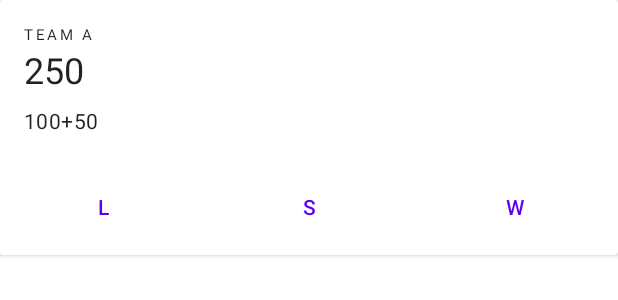
After one commit to SleepTimeGRT/TichuCalculator, an Android app: the layout point_editor_card_layout.xml on its own in the app's theme, with its tools: preview values and no code run, on a phone screen of 412 x 824 dp. The commit adds this screen. Shown: the top 300 px of the screen. Run offline under Robolectric (Android 15) with nearby library versions, the phone set to English and light mode, and no system bars.

Commit message:
feature: add Views

```diff
--- a/app/src/main/AndroidManifest.xml
+++ b/app/src/main/AndroidManifest.xml
@@ -3,13 +3,14 @@
     package="kr.minchulkim.tichucalculator">
 
     <application
+        android:name=".TichuCalculator"
         android:allowBackup="true"
         android:icon="@mipmap/ic_launcher"
         android:label="@string/app_name"
         android:roundIcon="@mipmap/ic_launcher_round"
         android:supportsRtl="true"
         android:theme="@style/Theme.TichuCalculator">
-        <activity android:name=".MainActivity">
+        <activity android:name=".presentation.MainActivity">
             <intent-filter>
                 <action android:name="android.intent.action.MAIN" />
 
--- /dev/null
+++ b/app/src/main/java/kr/minchulkim/tichucalculator/TichuCalculator.kt
@@ -0,0 +1,6 @@
+package kr.minchulkim.tichucalculator
+
+import android.app.Application
+
+class TichuCalculator : Application() {
+}
--- a/app/src/main/java/kr/minchulkim/tichucalculator/MainActivity.kt
+++ b/app/src/main/java/kr/minchulkim/tichucalculator/presentation/MainActivity.kt
@@ -1,11 +1,12 @@
-package kr.minchulkim.tichucalculator
+package kr.minchulkim.tichucalculator.presentation
 
 import androidx.appcompat.app.AppCompatActivity
 import android.os.Bundle
+import kr.minchulkim.tichucalculator.R
 
 class MainActivity : AppCompatActivity() {
     override fun onCreate(savedInstanceState: Bundle?) {
         super.onCreate(savedInstanceState)
-        setContentView(R.layout.activity_main)
+        setContentView(R.layout.main_activity)
     }
 }
--- /dev/null
+++ b/app/src/main/res/layout/point_editor_card_layout.xml
@@ -0,0 +1,81 @@
+<?xml version="1.0" encoding="utf-8"?>
+<androidx.cardview.widget.CardView xmlns:android="http://schemas.android.com/apk/res/android"
+    xmlns:app="http://schemas.android.com/apk/res-auto"
+    xmlns:tools="http://schemas.android.com/tools"
+    android:layout_width="match_parent"
+    android:layout_height="wrap_content"
+    app:contentPaddingBottom="8dp"
+    app:contentPaddingTop="16dp"
+    tools:layout_marginEnd="@dimen/horizontal_margin"
+    tools:layout_marginStart="@dimen/horizontal_margin"
+    tools:layout_marginTop="16dp">
+
+    <androidx.constraintlayout.widget.ConstraintLayout
+        android:layout_width="match_parent"
+        android:layout_height="wrap_content">
+
+        <TextView
+            android:id="@+id/team"
+            android:layout_width="wrap_content"
+            android:layout_height="wrap_content"
+            android:layout_marginStart="@dimen/horizontal_margin"
+            android:textAppearance="@style/TextAppearance.MaterialComponents.Overline"
+            app:layout_constraintStart_toStartOf="parent"
+            app:layout_constraintTop_toTopOf="parent"
+            tools:text="Team A" />
+
+        <TextView
+            android:id="@+id/point"
+            android:layout_width="wrap_content"
+            android:layout_height="wrap_content"
+            android:layout_marginStart="@dimen/horizontal_margin"
+            android:textAppearance="@style/TextAppearance.MaterialComponents.Headline5"
+            app:layout_constraintStart_toStartOf="parent"
+            app:layout_constraintTop_toBottomOf="@+id/team"
+            tools:text="250" />
+
+        <TextView
+            android:id="@+id/point_description"
+            android:layout_width="wrap_content"
+            android:layout_height="wrap_content"
+            android:layout_marginStart="@dimen/horizontal_margin"
+            android:layout_marginTop="8dp"
+            android:textAppearance="@style/TextAppearance.MaterialComponents.Body2"
+            app:layout_constraintStart_toStartOf="parent"
+            app:layout_constraintTop_toBottomOf="@+id/point"
+            tools:text="100+50" />
+
+        <Button
+            android:id="@+id/a_large_tichu_checked_text_view"
+            style="@style/Widget.MaterialComponents.Button.TextButton"
+            android:layout_width="0dp"
+            android:layout_height="wrap_content"
+            android:layout_marginTop="24dp"
+            android:text="@string/large_tichu"
+            app:layout_constraintBottom_toBottomOf="parent"
+            app:layout_constraintEnd_toStartOf="@id/a_small_tichu_checked_text_view"
+            app:layout_constraintHorizontal_chainStyle="spread"
+            app:layout_constraintStart_toStartOf="parent"
+            app:layout_constraintTop_toBottomOf="@+id/point_description" />
+
+        <Button
+            android:id="@+id/a_small_tichu_checked_text_view"
+            style="@style/Widget.MaterialComponents.Button.TextButton"
+            android:layout_width="0dp"
+            android:layout_height="wrap_content"
+            android:text="@string/small_tichu"
+            app:layout_constraintBaseline_toBaselineOf="@id/a_large_tichu_checked_text_view"
+            app:layout_constraintEnd_toStartOf="@id/a_one_two_tichu_checked_text_view"
+            app:layout_constraintStart_toEndOf="@id/a_large_tichu_checked_text_view" />
+
+        <Button
+            android:id="@+id/a_one_two_tichu_checked_text_view"
+            style="@style/Widget.MaterialComponents.Button.TextButton"
+            android:layout_width="0dp"
+            android:layout_height="wrap_content"
+            android:text="@string/one_two"
+            app:layout_constraintBaseline_toBaselineOf="@id/a_large_tichu_checked_text_view"
+            app:layout_constraintEnd_toEndOf="parent"
+            app:layout_constraintStart_toEndOf="@id/a_small_tichu_checked_text_view" />
+    </androidx.constraintlayout.widget.ConstraintLayout>
+</androidx.cardview.widget.CardView>
--- /dev/null
+++ b/app/src/main/res/values/dimens.xml
@@ -0,0 +1,5 @@
+<?xml version="1.0" encoding="utf-8"?>
+<resources>
+    <dimen name="horizontal_margin">16dp</dimen>
+    <dimen name="horizontal_gutter">16dp</dimen>
+</resources>
--- a/app/src/main/res/values/strings.xml
+++ b/app/src/main/res/values/strings.xml
@@ -1,3 +1,7 @@
 <resources>
     <string name="app_name">TichuCalculator</string>
+    <string name="large_tichu">l</string>
+    <string name="small_tichu">s</string>
+    <string name="one_two">w</string>
+    <string name="save">save</string>
 </resources>
```
Also changed, not shown: app/src/main/java/kr/minchulkim/tichucalculator/presentation/MainFragment.kt (added, +7 -0 lines), app/src/main/res/layout/activity_main.xml (deleted, +0 -18 lines), app/src/main/res/layout/game_history_view_holder.xml (added, +25 -0 lines), app/src/main/res/layout/main_activity.xml (added, +15 -0 lines), app/src/main/res/layout/main_fragment.xml (added, +62 -0 lines), app/src/main/res/layout/point_editor_layout.xml (added, +56 -0 lines).
